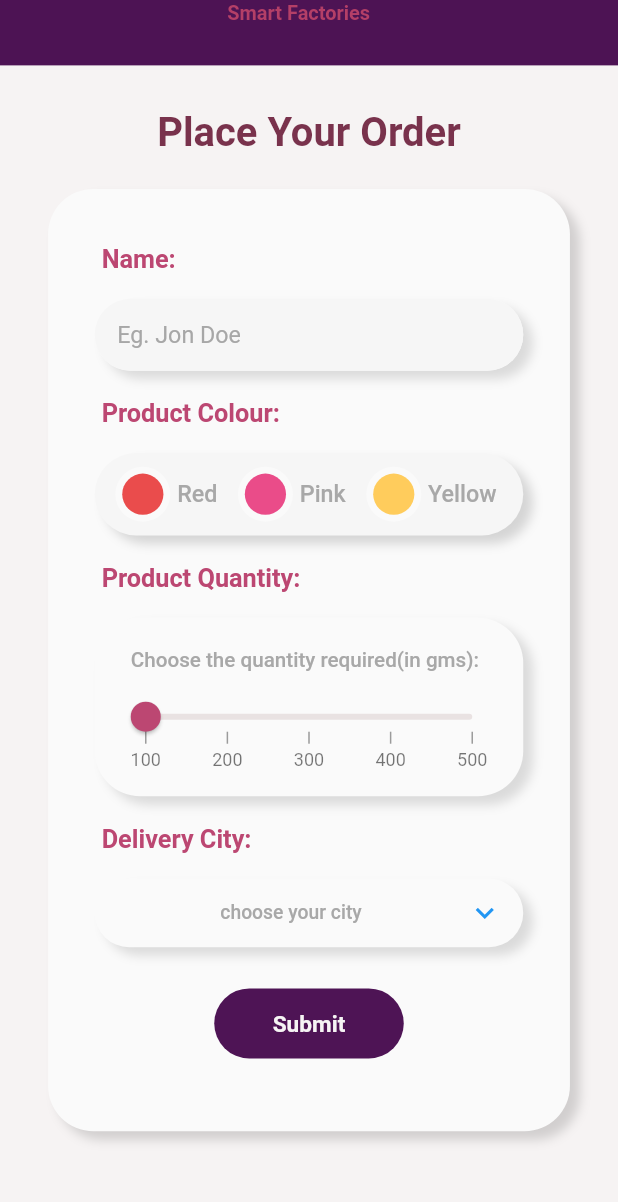
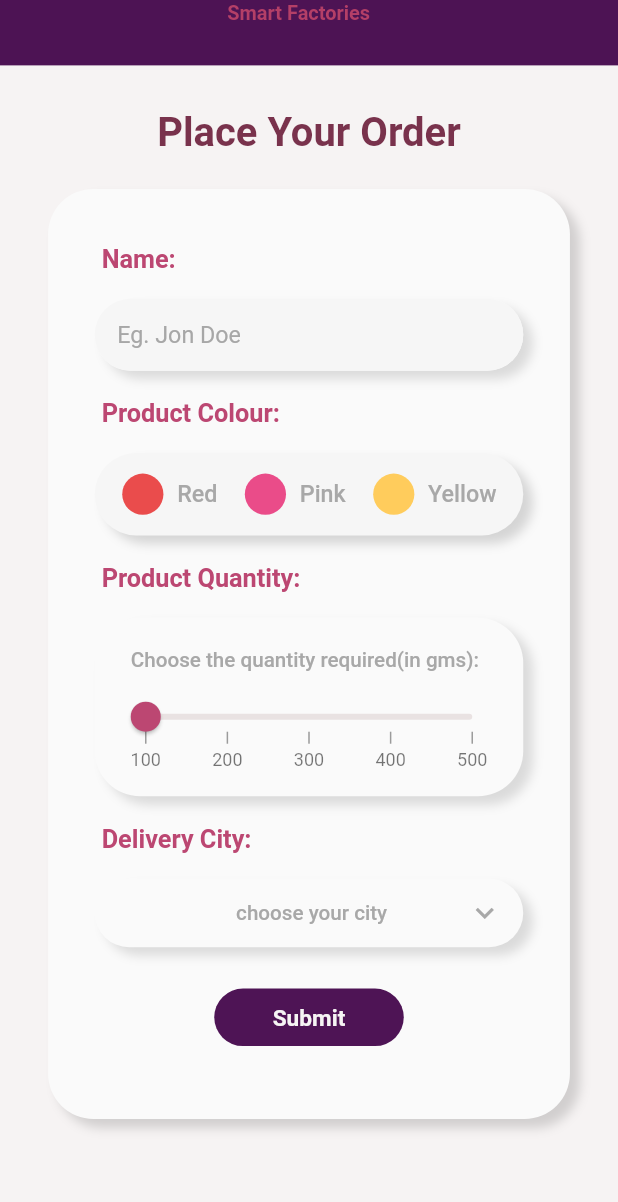
Before and after one commit to Ishu-Choubey/twyn_app, a Flutter app: the Order screen opened directly, scrolled down 137 dp, on a phone screen of 412 x 824 dp, the part 34-1236 px from its top. Run offline on Flutter 3.47's test engine with Material 2 defaults, Android fonts, the phone set to English and light mode, and no system bars; drawn by our look-alikes of syncfusion_flutter_sliders; our stand-ins replace google_fonts; missing offline and left inert: syncfusion_flutter_core; Roboto replaces fonts that are missing (Helvetica).

Commit message:
main page

```diff
--- a/lib/Screen/order-page.dart
+++ b/lib/Screen/order-page.dart
@@ -14,9 +14,9 @@ class Order extends StatefulWidget {
 class _OrderState extends State<Order> {
   bool isExpanded = false ;
   String selectedValue = 'choose your city ' ;
-  dynamic _color1 = Color(0xfffafafa);
-  dynamic _color2 = Color(0xfffafafa);
-  dynamic _color3 = Color(0xfffafafa);
+  dynamic _color1 = Color(0xfff6f6f6);
+  dynamic _color2 = Color(0xfff6f6f6);
+  dynamic _color3 = Color(0xfff6f6f6);
   dynamic _colortext1 = Color(0xffA8A8A8);
   dynamic _colortext2 = Color(0xffA8A8A8);
   dynamic _colortext3 = Color(0xffA8A8A8);
@@ -539,11 +539,7 @@ class _OrderState extends State<Order> {
                                                   ]),
                                               child: Center(
                                                 child: Padding(
-                                                  padding: EdgeInsets.symmetric(horizontal: 15*fem),
-
-
-
-
+                                                  padding: EdgeInsets.fromLTRB(45*fem,0,15*fem,0),
                                                   child: InkWell(
                                                       onTap: (){
                                                         FocusScope.of(context).unfocus();
@@ -555,12 +551,12 @@ class _OrderState extends State<Order> {
                                                         mainAxisAlignment: MainAxisAlignment.spaceBetween,
                                                         children: [
                                                           Expanded(child: Text(selectedValue, textAlign: TextAlign.center, style: SafeGoogleFont('Helvetica',
-                                                            fontSize: 14.5 * ffem, fontWeight: FontWeight.w500, height: 1.2575 * ffem / fem, color: Color(0xffA8A8A8),
+                                                            fontSize: 15.5 * ffem, fontWeight: FontWeight.w500, height: 1.2575 * ffem / fem, color: Color(0xffA8A8A8),
                                                           ),
                                                           ),
                                                           ),
                                                           Icon( isExpanded ? Icons.keyboard_arrow_up : Icons.keyboard_arrow_down ,
-                                                            color: isExpanded  ? Colors.red : Colors.blue,
+                                                            color: isExpanded  ? Color(0xffA8A8A8) : Color(0xffA8A8A8),
                                                           )
                                                         ],
                                                       )),
@@ -581,10 +577,10 @@ class _OrderState extends State<Order> {
                                                         });
                                                       },
                                                       child: Container(
-                                                          height: 30,
+                                                          height: 30*fem,
                                                           width: double.infinity,
                                                           decoration: BoxDecoration(
-                                                            color: selectedValue == e ? Colors.pink: Color(0xffFBFBFB),
+                                                              color: selectedValue == e ? Color(0xffCCCBCB): Color(0xffFBFBFB),
                                                             boxShadow: [
                                                               BoxShadow(
                                                                 color: Color(0x120000000),
@@ -594,9 +590,9 @@ class _OrderState extends State<Order> {
                                                             ]
                                                           ),
                                                           child: Center(child: Text(e.toString() ,textAlign: TextAlign.center, style: SafeGoogleFont('Helvetica',
-                                                            fontSize: 14.5 * ffem, fontWeight: selectedValue == e  ? FontWeight.w700 :FontWeight.w500,
+                                                            fontSize: 14.5 * ffem, fontWeight: selectedValue == e  ? FontWeight.w600 :FontWeight.w500,
                                                               height: 1.2575 * ffem / fem,
-                                                              color: Color(0xff151515)
+                                                              color: Color(0xff6F6A6A)
                                                             ) ,
                                                           )
                                                           )
@@ -607,27 +603,6 @@ class _OrderState extends State<Order> {
                                           ],
                                         ),
                                     )
-
-
-
-
-
-
-
-
-
-
-
-
-
-
-
-
-
-
-
-
-
                                   ]
                                ),
                             ),
@@ -648,7 +623,7 @@ class _OrderState extends State<Order> {
                                   padding: EdgeInsets.fromLTRB(
                                       60 * fem, 0 * fem, 60 * fem, 13 * fem),
                                   width: double.infinity,
-                                  height: 64 * fem,
+                                  height: 55 * fem,
                                   child: Container(
                                     // frame11FiN (I18:31;440:2040)
                                     width: double.infinity,
--- a/lib/Screen/track-page.dart
+++ b/lib/Screen/track-page.dart
@@ -333,7 +333,9 @@ class Track extends StatelessWidget {
                         ],
                       ),
                     ),
-                    Container(
+                    Padding(
+                      padding: EdgeInsets.fromLTRB(60*fem, 20*fem, 60*fem, 20*fem),
+                      child: Container(
                         width: double.infinity,
                         decoration: BoxDecoration(
                             color: Color(0xfffafafa),
@@ -347,8 +349,8 @@ class Track extends StatelessWidget {
                               ),
                             ]),
                         child: Text('HELLO'),
+                      ),
                     )
-
                   ]
               ),
             ),
```
Lines whose indentation alone changed are shown as unchanged.
